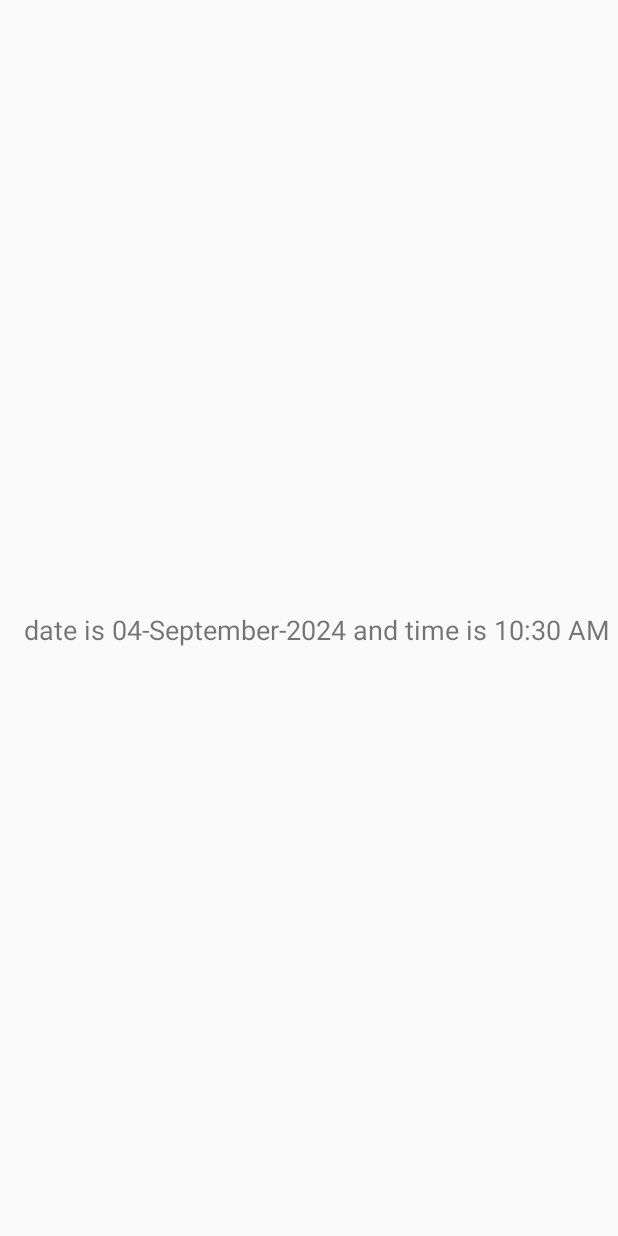
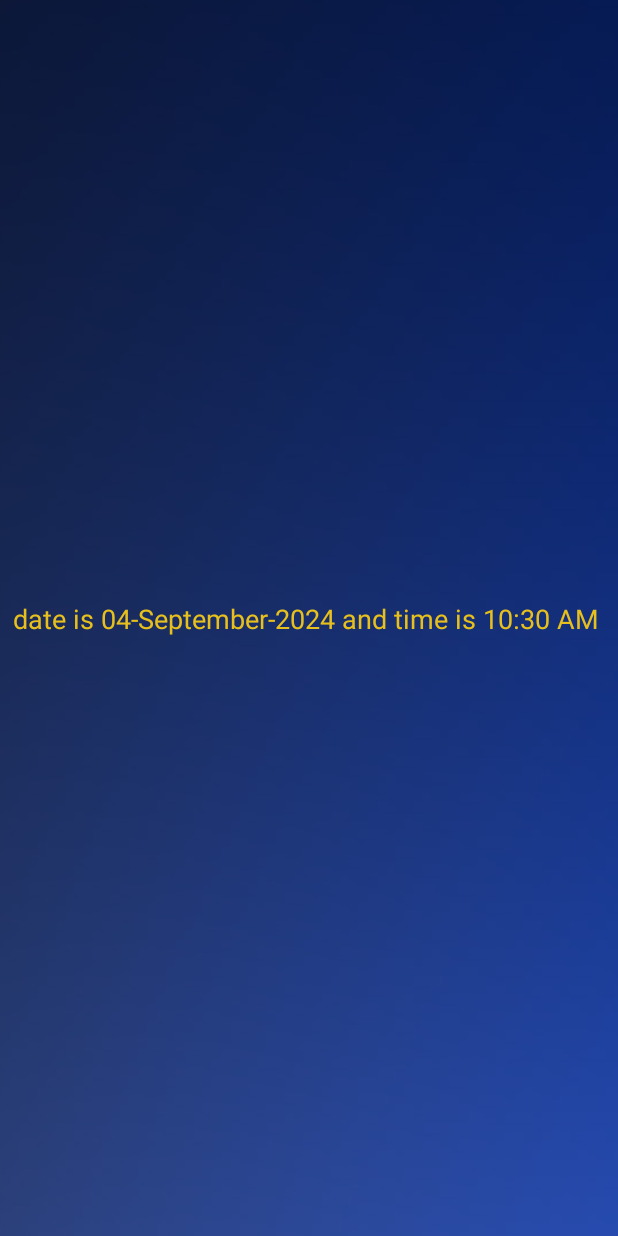
Before and after one commit to mocemoce/VisioGuide2024, an Android app: the DateAndTime screen opened directly, with no data from a screen before it, on a phone screen of 412 x 824 dp. Run offline under Robolectric (Android 15) with nearby library versions, the phone set to English and light mode, and no system bars.

Commit message:
5th commit
Removed tv and added monitor in labelmap.txt
setSpeechRate from 0.70f to 0.85f
Disabled other functions
Changed textToSpeech
Added pngs to drawable
Changed background
Fixed ImageView on activity_main 4 & 7 xml

```diff
--- a/app/src/main/assets/labelmap.txt
+++ b/app/src/main/assets/labelmap.txt
@@ -70,7 +70,7 @@ dining table
 ???
 toilet
 ???
-tv
+monitor
 laptop
 mouse
 remote
--- a/app/src/main/java/org/tensorflow/lite/examples/detection/Features.java
+++ b/app/src/main/java/org/tensorflow/lite/examples/detection/Features.java
@@ -39,7 +39,7 @@ public class Features extends AppCompatActivity {
             public void onInit(int status) {
                 if (status != TextToSpeech.ERROR) {
                     textToSpeech.setLanguage(Locale.US);
-                    textToSpeech.setSpeechRate(0.70f);
+                    textToSpeech.setSpeechRate(0.85f);
                     textToSpeech.speak("Say read for read. Object detection to detect objects. Calculator to perform mathematical calculations. Weather to get weather details. Navigation to navigate. Battery to get battery percentage. Time and date for time and date. Say back to return to Home screen. Say exit for closing the application. Swipe left and say what you want ", TextToSpeech.QUEUE_FLUSH, null);
                 }
             }
@@ -96,12 +96,12 @@ public class Features extends AppCompatActivity {
                 /*} else if (mVoiceInputTv.getText().toString().contains("calculator")) {
                     Intent intent = new Intent(getApplicationContext(), Calculator.class);
                     startActivity(intent);
-                    mVoiceInputTv.setText(null);
+                    mVoiceInputTv.setText(null);*/
                 } else if (mVoiceInputTv.getText().toString().contains("time and date")) {
                     Intent intent = new Intent(getApplicationContext(), DateAndTime.class);
                     startActivity(intent);
                     mVoiceInputTv.setText(null);
-                } else if (mVoiceInputTv.getText().toString().contains("weather")) {
+                /*} else if (mVoiceInputTv.getText().toString().contains("weather")) {
                     Intent intent = new Intent(getApplicationContext(), Weather.class);
                     startActivity(intent);
                     mVoiceInputTv.setText(null);*/
--- a/app/src/main/java/org/tensorflow/lite/examples/detection/Home.java
+++ b/app/src/main/java/org/tensorflow/lite/examples/detection/Home.java
@@ -57,7 +57,7 @@ public class Home extends AppCompatActivity {
                 public void onInit(int status) {
                     if (status != TextToSpeech.ERROR) {
                         textToSpeech.setLanguage(Locale.US);
-                        textToSpeech.setSpeechRate(0.70f);
+                        textToSpeech.setSpeechRate(0.85f);
                         if (firstTime == 0)
                             startRepeatingMessage();
                         if (firstTime != 0)
@@ -143,11 +143,12 @@ public class Home extends AppCompatActivity {
                     /*} else if (mVoiceInputTv.getText().toString().contains("calculator")) {
                         Intent intent = new Intent(getApplicationContext(), Calculator.class);
                         startActivity(intent);
-                        mVoiceInputTv.setText(null);
+                        mVoiceInputTv.setText(null);*/
                     } else if (mVoiceInputTv.getText().toString().contains("time and date")) {
                         Intent intent = new Intent(getApplicationContext(), DateAndTime.class);
                         startActivity(intent);
                         mVoiceInputTv.setText(null);
+                        /*
                     } else if (mVoiceInputTv.getText().toString().contains("weather")) {
                         Intent intent = new Intent(getApplicationContext(), Weather.class);
                         startActivity(intent);
--- a/app/src/main/java/org/tensorflow/lite/examples/detection/ObjectDetection/deepmodel/DetectionResult.java
+++ b/app/src/main/java/org/tensorflow/lite/examples/detection/ObjectDetection/deepmodel/DetectionResult.java
@@ -36,7 +36,7 @@ public final class DetectionResult implements Comparable<DetectionResult> {
     public int compareTo (DetectionResult other) {
         return Float.compare(other.getConfidence(), this.getConfidence());
     }
-
+/*
     @Override
     public String toString() {
         return "DetectionResult{" +
@@ -46,5 +46,5 @@ public final class DetectionResult implements Comparable<DetectionResult> {
                 ", location=" + location +
                 '}';
     }
-
+*/
 }
--- a/app/src/main/res/layout/activity_main4.xml
+++ b/app/src/main/res/layout/activity_main4.xml
@@ -1,17 +1,34 @@
 <?xml version="1.0" encoding="utf-8"?>
-    <RelativeLayout xmlns:android="http://schemas.android.com/apk/res/android"
+<androidx.constraintlayout.widget.ConstraintLayout xmlns:android="http://schemas.android.com/apk/res/android"
         xmlns:app="http://schemas.android.com/apk/res-auto"
         xmlns:tools="http://schemas.android.com/tools"
         android:layout_width="match_parent"
         android:gravity="center"
         android:layout_height="match_parent"
         tools:context=".DateAndTime">
+
+    <ImageView
+        android:id="@+id/bg"
+        android:layout_width="0dp"
+        android:layout_height="0dp"
+        android:scaleType="centerCrop"
+        android:src="@drawable/bbg"
+        android:contentDescription="@null"
+        app:layout_constraintBottom_toBottomOf="parent"
+        app:layout_constraintEnd_toEndOf="parent"
+        app:layout_constraintStart_toStartOf="parent"
+        app:layout_constraintTop_toTopOf="parent" />
+
     <TextView
         android:id="@+id/format7"
         android:layout_width="wrap_content"
         android:layout_height="wrap_content"
-        android:layout_marginStart="16dp"
-        android:layout_marginTop="16dp"
         android:textSize="18sp"
-        app:layout_constraintStart_toStartOf="parent"/>
-    </RelativeLayout>
+        android:textColor="@color/sti"
+        app:layout_constraintBottom_toBottomOf="@+id/bg"
+        app:layout_constraintEnd_toEndOf="@+id/bg"
+        app:layout_constraintHorizontal_bias="0.5"
+        app:layout_constraintStart_toStartOf="@+id/bg"
+        app:layout_constraintTop_toTopOf="@+id/bg" />
+
+</androidx.constraintlayout.widget.ConstraintLayout>
```
Also changed, not shown: app/src/main/java/org/tensorflow/lite/examples/detection/OCRReader.java (+13 -41 lines), app/src/main/res/layout/activity_main2.xml (+3 -8 lines), app/src/main/res/layout/activity_main7.xml (+15 -3 lines), app/src/main/res/drawable/iinre.png (added), app/src/main/res/drawable/inre.png (added), app/src/main/res/drawable/inst.png (added).
